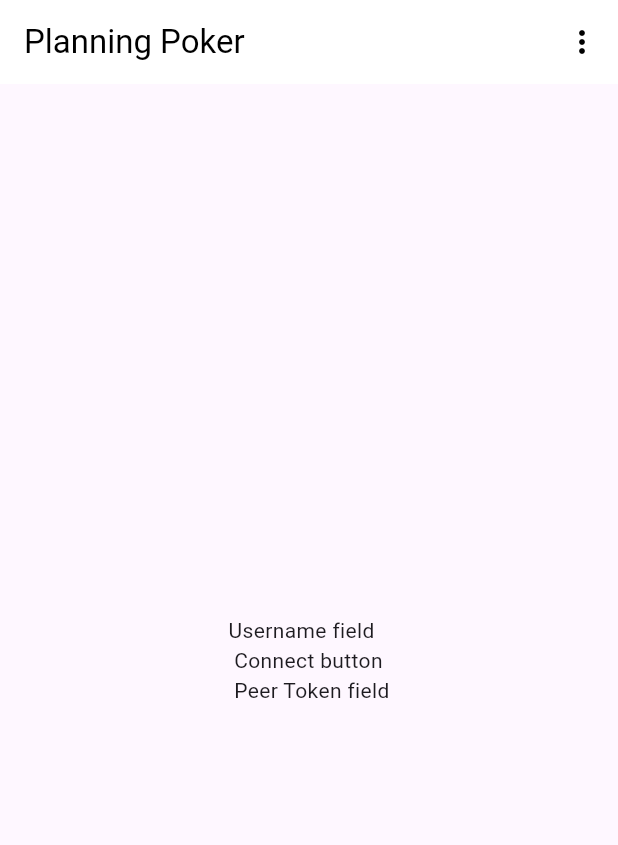
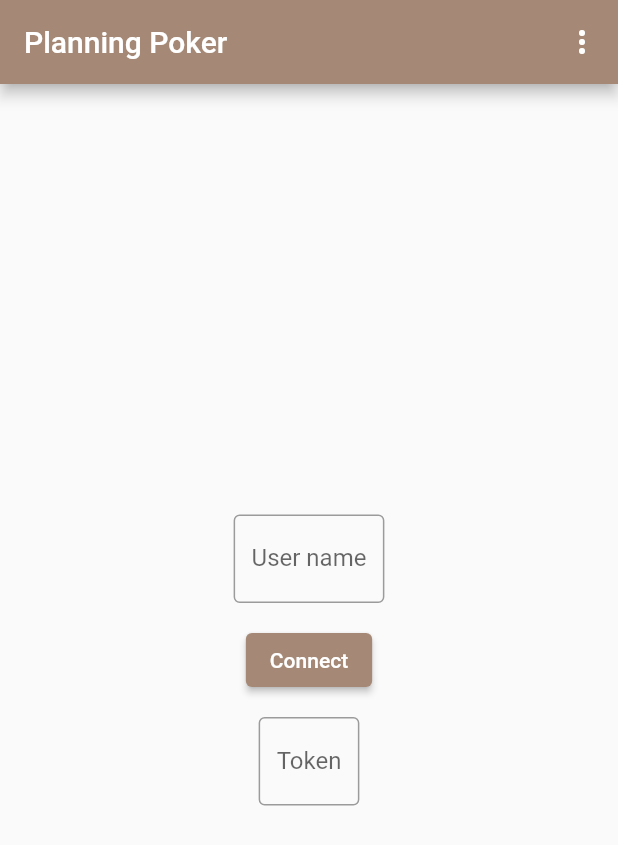
Before and after one commit to GuiRitter/PlanningPokerApp, a Flutter app: the screen it shows after launch, on a phone screen of 412 x 824 dp. Shown: the top 845 px of the screen. Run offline on Flutter 3.47's test engine with Material 3 defaults, Android fonts, the phone set to English and light mode, and no system bars; our stand-ins replace flutter_redux, redux, shared_preferences; generated files the repository leaves out were written again.

Commit message:
added pointing page

```diff
--- a/lib/l10n/app_en.arb
+++ b/lib/l10n/app_en.arb
@@ -2,8 +2,11 @@
   "appTheme": "🎨 App theme",
   "cancel": "Cancel",
   "chooseTheme": "Choose the app''s theme:",
+  "connect": "Connect",
   "darkTheme": "🌙 Dark",
   "lightTheme": "☀ Light",
   "systemTheme": "⚙ System",
-  "title": "Planning Poker"
+  "title": "Planning Poker",
+  "token": "Token",
+  "userName": "User name"
 }
--- a/lib/l10n/app_pt.arb
+++ b/lib/l10n/app_pt.arb
@@ -1,9 +1,12 @@
 {
   "cancel": "Cancelar",
   "chooseTheme": "Escolha o tema do aplicativo:",
+  "connect": "Conectar",
   "darkTheme": "🌙 Escuro",
   "appTheme": "🎨 Tema do apl.",
   "lightTheme": "☀ Claro",
   "systemTheme": "⚙ Sistema",
-  "title": "Planning Poker"
+  "title": "Planning Poker",
+  "token": "Token",
+  "userName": "Usuário"
 }
--- a/lib/main.dart
+++ b/lib/main.dart
@@ -7,8 +7,7 @@ import 'package:planning_poker_any/redux/main.reducer.dart';
 import 'package:planning_poker_any/redux/theme.reducer.dart';
 import 'package:planning_poker_any/themes/dark.theme.dart';
 import 'package:planning_poker_any/themes/light.theme.dart';
-import 'package:planning_poker_any/ui/pages/home.page.dart';
-import 'package:planning_poker_any/ui/widgets/app_bar_custom.widget.dart';
+import 'package:planning_poker_any/ui/pages/tabs.page.dart';
 import 'package:planning_poker_any/utils/logger.dart';
 import 'package:provider/provider.dart';
 import 'package:redux/redux.dart';
@@ -21,6 +20,9 @@ void main() {
     reducer,
     initialState: const StateModel(
       themeMode: ThemeMode.system,
+      userName: null,
+      token: null,
+      isConnected: false,
     ),
   );
 
@@ -69,12 +71,6 @@ class MyApp extends StatelessWidget {
       },
     );
 
-    final theme = Theme.of(
-      context,
-    );
-
-    final fieldPadding = theme.textTheme.labelLarge?.fontSize ?? 0.0;
-
     final themeLight = light(
       context: context,
     );
@@ -118,15 +114,7 @@ class MyApp extends StatelessWidget {
             theme: themeLight,
             darkTheme: themeDark,
             themeMode: themeMode,
-            home: Scaffold(
-              appBar: const AppBarCustomWidget(),
-              body: Padding(
-                padding: EdgeInsets.all(
-                  fieldPadding,
-                ),
-                child: const HomePage(),
-              ),
-            ),
+            home: const TabsPage(),
             localizationsDelegates: AppLocalizations.localizationsDelegates,
             supportedLocales: AppLocalizations.supportedLocales,
             navigatorKey: navigatorState,
--- /dev/null
+++ b/lib/models/connection.model.dart
@@ -0,0 +1,26 @@
+class ConnectionModel {
+  final String? userName;
+  final String? token;
+  final bool isConnected;
+
+  const ConnectionModel({
+    required this.userName,
+    required this.token,
+    required this.isConnected,
+  });
+
+  @override
+  bool operator ==(Object other) =>
+      (other is ConnectionModel) &&
+      (other.runtimeType == runtimeType) &&
+      (other.userName == userName) &&
+      (other.token == token) &&
+      (other.isConnected == isConnected);
+
+  @override
+  int get hashCode => Object.hash(
+        userName,
+        token,
+        isConnected,
+      );
+}
--- a/lib/models/state.model.dart
+++ b/lib/models/state.model.dart
@@ -2,15 +2,34 @@ import 'package:flutter/material.dart';
 
 class StateModel {
   final ThemeMode themeMode;
+  final String? userName;
+  final String? token;
+  final bool isConnected;
 
   const StateModel({
     required this.themeMode,
+    required this.userName,
+    required this.token,
+    required this.isConnected,
   });
 
-  StateModel copyWith({
-    required ThemeMode? themeMode,
+  StateModel withThemeMode({
+    required ThemeMode themeMode,
   }) =>
       StateModel(
-        themeMode: (themeMode != null) ? themeMode : this.themeMode,
+        themeMode: themeMode,
+        userName: userName,
+        token: token,
+        isConnected: isConnected,
+      );
+
+  StateModel withIsConnected({
+    required bool isConnected,
+  }) =>
+      StateModel(
+        themeMode: themeMode,
+        userName: userName,
+        token: token,
+        isConnected: isConnected,
       );
 }
--- a/lib/redux/action.type.dart
+++ b/lib/redux/action.type.dart
@@ -1,3 +1,5 @@
 enum ActionType {
+  connect,
+  disconnect,
   setTheme;
 }
--- a/lib/redux/main.reducer.dart
+++ b/lib/redux/main.reducer.dart
@@ -1,13 +1,37 @@
+import 'package:flutter/material.dart';
 import 'package:planning_poker_any/models/state.model.dart';
 import 'package:planning_poker_any/redux/action.model.dart';
 import 'package:planning_poker_any/redux/action.type.dart';
+import 'package:planning_poker_any/redux/pointing.reducer.dart';
 import 'package:planning_poker_any/redux/theme.reducer.dart';
+import 'package:provider/provider.dart';
+
+dynamic Function(
+  dynamic,
+) getDispatch({
+  required BuildContext context,
+}) =>
+    Provider.of<
+        dynamic Function(
+          dynamic,
+        )>(
+      context,
+      listen: false,
+    );
 
 StateModel reducer(
   StateModel stateModel,
   dynamic action,
 ) =>
     {
+      ActionType.connect: () => connect(
+            stateModel: stateModel,
+            action: action,
+          ),
+      ActionType.disconnect: () => disconnect(
+            stateModel: stateModel,
+            action: action,
+          ),
       ActionType.setTheme: () => setTheme(
             stateModel: stateModel,
             action: action,
--- /dev/null
+++ b/lib/redux/pointing.reducer.dart
@@ -0,0 +1,31 @@
+import 'package:planning_poker_any/models/state.model.dart';
+import 'package:planning_poker_any/redux/action.model.dart';
+import 'package:planning_poker_any/redux/action.type.dart';
+
+class ConnectAction extends ActionModel {
+  const ConnectAction({
+    super.type = ActionType.connect,
+  });
+}
+
+class DisconnectAction extends ActionModel {
+  const DisconnectAction({
+    super.type = ActionType.disconnect,
+  });
+}
+
+StateModel connect({
+  required StateModel stateModel,
+  required ConnectAction action,
+}) =>
+    stateModel.withIsConnected(
+      isConnected: true,
+    );
+
+StateModel disconnect({
+  required StateModel stateModel,
+  required DisconnectAction action,
+}) =>
+    stateModel.withIsConnected(
+      isConnected: false,
+    );
--- a/lib/redux/theme.reducer.dart
+++ b/lib/redux/theme.reducer.dart
@@ -16,6 +16,6 @@ StateModel setTheme({
   required StateModel stateModel,
   required SetThemeAction action,
 }) =>
-    stateModel.copyWith(
+    stateModel.withThemeMode(
       themeMode: action.themeMode,
     );
--- a/lib/themes/dark.theme.dart
+++ b/lib/themes/dark.theme.dart
@@ -3,7 +3,9 @@ import 'package:flutter/material.dart';
 ThemeData dark({
   required BuildContext context,
 }) =>
-    ThemeData.dark().copyWith(
+    ThemeData.dark(
+      useMaterial3: false,
+    ).copyWith(
       colorScheme: ColorScheme.fromSwatch(
         primarySwatch: MaterialColor(
           const Color(
--- a/lib/themes/light.theme.dart
+++ b/lib/themes/light.theme.dart
@@ -3,7 +3,9 @@ import 'package:flutter/material.dart';
 ThemeData light({
   required BuildContext context,
 }) =>
-    ThemeData.light().copyWith(
+    ThemeData.light(
+      useMaterial3: false,
+    ).copyWith(
       colorScheme: ColorScheme.fromSwatch(
         primarySwatch: MaterialColor(
           const Color(
--- a/lib/ui/pages/home.page.dart
+++ b/lib/ui/pages/home.page.dart
@@ -1,4 +1,8 @@
 import 'package:flutter/material.dart';
+import 'package:flutter_gen/gen_l10n/app_localizations.dart';
+import 'package:planning_poker_any/redux/main.reducer.dart';
+import 'package:planning_poker_any/redux/pointing.reducer.dart';
+import 'package:planning_poker_any/ui/widgets/app_bar_custom.widget.dart';
 
 class HomePage extends StatelessWidget {
   const HomePage({
@@ -9,9 +13,68 @@ class HomePage extends StatelessWidget {
   Widget build(
     BuildContext context,
   ) {
-    return const Center(
-      child: Text(
-        "Username field \n Connect button \n Peer Token field",
+    final l10n = AppLocalizations.of(
+      context,
+    )!;
+
+    final dispatch = getDispatch(
+      context: context,
+    );
+
+    final fieldPadding = Theme.of(
+          context,
+        ).textTheme.labelLarge?.fontSize ??
+        0.0;
+
+    onConnectPressed() => dispatch(
+          const ConnectAction(),
+        );
+
+    return Scaffold(
+      appBar: const AppBarCustomWidget(),
+      body: Padding(
+        padding: EdgeInsets.all(
+          fieldPadding,
+        ),
+        child: Center(
+          child: Column(
+            mainAxisAlignment: MainAxisAlignment.center,
+            children: [
+              IntrinsicWidth(
+                child: TextFormField(
+                  keyboardType: TextInputType.text,
+                  decoration: InputDecoration(
+                    border: const OutlineInputBorder(),
+                    labelText: l10n.userName,
+                    hintText: l10n.userName,
+                  ),
+                ),
+              ),
+              SizedBox.square(
+                dimension: fieldPadding,
+              ),
+              ElevatedButton(
+                onPressed: onConnectPressed,
+                child: Text(
+                  l10n.connect,
+                ),
+              ),
+              SizedBox.square(
+                dimension: fieldPadding,
+              ),
+              IntrinsicWidth(
+                child: TextFormField(
+                  keyboardType: TextInputType.text,
+                  decoration: InputDecoration(
+                    border: const OutlineInputBorder(),
+                    labelText: l10n.token,
+                    hintText: l10n.token,
+                  ),
+                ),
+              ),
+            ],
+          ),
+        ),
       ),
     );
   }
--- /dev/null
+++ b/lib/ui/pages/pointing.page.dart
@@ -0,0 +1,54 @@
+import 'package:flutter/material.dart';
+import 'package:planning_poker_any/redux/main.reducer.dart';
+import 'package:planning_poker_any/redux/pointing.reducer.dart';
+import 'package:planning_poker_any/ui/widgets/app_bar_custom.widget.dart';
+
+class PointingPage extends StatelessWidget {
+  const PointingPage({
+    super.key,
+  });
+
+  static const routeName = "/";
+
+  @override
+  Widget build(
+    BuildContext context,
+  ) {
+    final fieldPadding = Theme.of(
+          context,
+        ).textTheme.labelLarge?.fontSize ??
+        0.0;
+
+    onBackPressed() => disconnect(
+          context: context,
+        );
+
+    return Scaffold(
+      appBar: AppBarCustomWidget(
+        appBarLeading: BackButton(
+          onPressed: onBackPressed,
+        ),
+      ),
+      body: Padding(
+        padding: EdgeInsets.all(
+          fieldPadding,
+        ),
+        child: const Text(
+          "Pointing Page",
+        ),
+      ),
+    );
+  }
+
+  void disconnect({
+    required BuildContext context,
+  }) {
+    final dispatch = getDispatch(
+      context: context,
+    );
+
+    dispatch(
+      const DisconnectAction(),
+    );
+  }
+}
--- /dev/null
+++ b/lib/ui/pages/tabs.page.dart
@@ -0,0 +1,39 @@
+import 'package:flutter/material.dart';
+import 'package:flutter_redux/flutter_redux.dart';
+import 'package:planning_poker_any/models/state.model.dart';
+import 'package:planning_poker_any/models/connection.model.dart';
+import 'package:planning_poker_any/ui/pages/home.page.dart';
+import 'package:planning_poker_any/ui/pages/pointing.page.dart';
+import 'package:redux/redux.dart';
+
+class TabsPage extends StatelessWidget {
+  const TabsPage({
+    super.key,
+  });
+
+  @override
+  Widget build(
+    BuildContext context,
+  ) {
+    return StoreConnector<StateModel, ConnectionModel>(
+      distinct: true,
+      converter: selector,
+      builder: connectorBuilder,
+    );
+  }
+
+  Widget connectorBuilder(
+    BuildContext context,
+    ConnectionModel store,
+  ) =>
+      store.isConnected ? const PointingPage() : const HomePage();
+
+  ConnectionModel selector(
+    Store<StateModel> store,
+  ) =>
+      ConnectionModel(
+        userName: store.state.userName,
+        token: store.state.token,
+        isConnected: store.state.isConnected,
+      );
+}
--- a/lib/ui/widgets/app_bar_custom.widget.dart
+++ b/lib/ui/widgets/app_bar_custom.widget.dart
@@ -125,8 +125,11 @@ _onHomePopupMenuItemPressed({
 
 class AppBarCustomWidget extends StatelessWidget
     implements PreferredSizeWidget {
+  final Widget? appBarLeading;
+
   const AppBarCustomWidget({
     super.key,
+    this.appBarLeading,
   });
 
   @override
@@ -172,6 +175,7 @@ class AppBarCustomWidget extends StatelessWidget
     return AppBar(
       key: appBarKey,
       title: title,
+      leading: appBarLeading,
       actions: [
         PopupMenuButton<AppBarPopupMenuEnum>(
           itemBuilder: (
--- a/lib/ui/widgets/theme_option.widget.dart
+++ b/lib/ui/widgets/theme_option.widget.dart
@@ -2,9 +2,9 @@ import 'package:flutter/material.dart';
 import 'package:flutter_redux/flutter_redux.dart';
 import 'package:planning_poker_any/common/settings.dart';
 import 'package:planning_poker_any/models/state.model.dart';
+import 'package:planning_poker_any/redux/main.reducer.dart';
 import 'package:planning_poker_any/redux/theme.reducer.dart';
 import 'package:planning_poker_any/utils/logger.dart';
-import 'package:provider/provider.dart';
 import 'package:shared_preferences/shared_preferences.dart';
 
 final _log = logger("ThemeOptionWidget");
@@ -51,15 +51,11 @@ class ThemeOptionWidget extends StatelessWidget {
   onThemeTapped({
     required BuildContext context,
     required ThemeMode themeMode,
-    // required dynamic Function(
-    //   dynamic action,
-    // ) dispatch,
   }) {
     _log("onThemeTapped").enum_("themeMode", themeMode).print();
 
-    final dispatch = Provider.of<dynamic Function(dynamic)>(
-      context,
-      listen: false,
+    final dispatch = getDispatch(
+      context: context,
     );
 
     dispatch(
```
